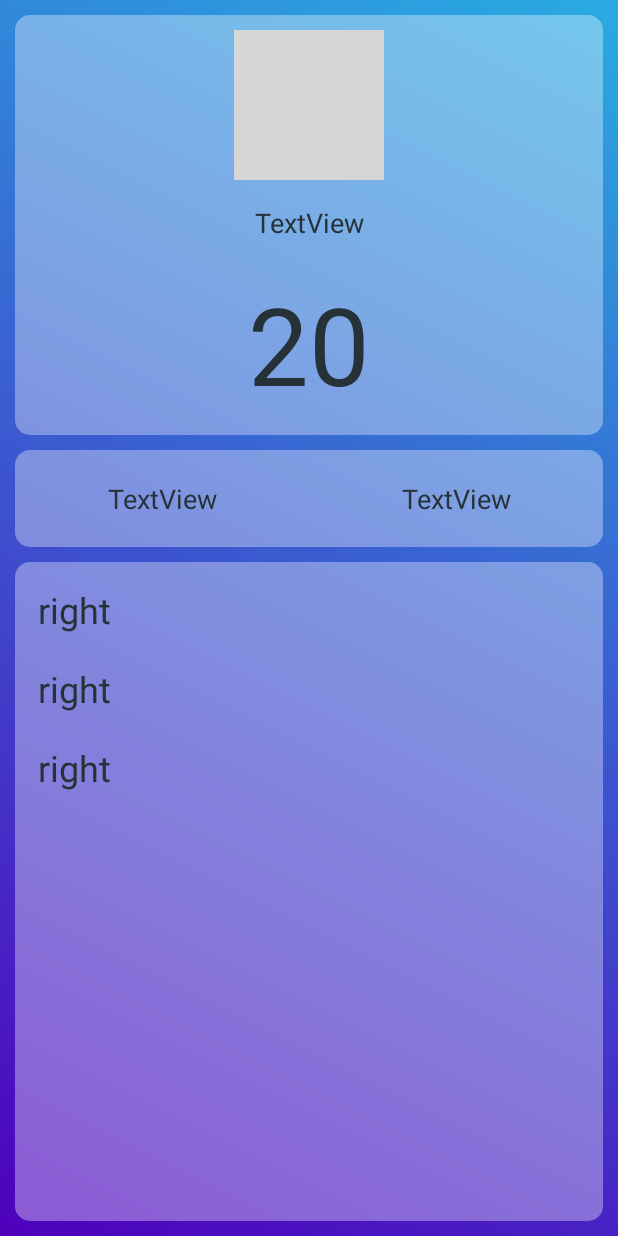
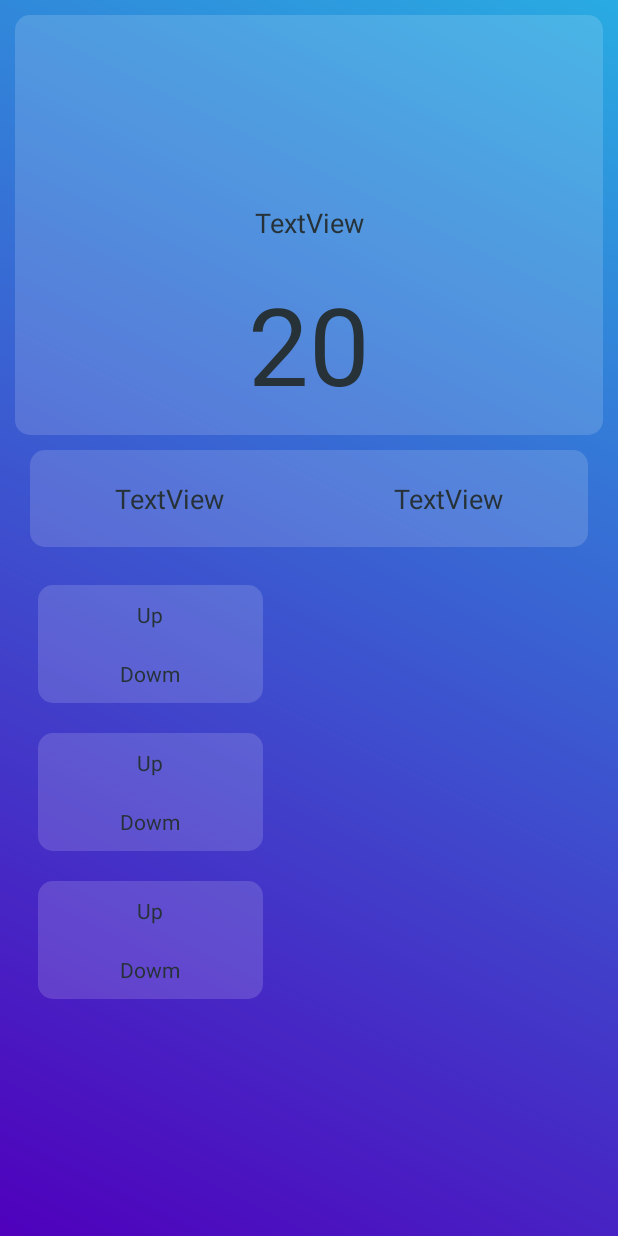
Before and after one commit to AlirezaNouri-77/simple-weather-app, an Android app: the layout detail_fragment_layout.xml on its own in the app's theme, with its tools: preview values and no code run, on a phone screen of 412 x 824 dp. Run offline under Robolectric (Android 15) with nearby library versions, the light colour scheme and no system bars; grey boxes are pictures that could not be loaded.

Commit message:
some changing

```diff
--- a/app/src/main/java/com/example/weathertest/MainActivity.java
+++ b/app/src/main/java/com/example/weathertest/MainActivity.java
@@ -264,7 +264,7 @@ public class MainActivity extends AppCompatActivity implements ForcastRecyclervi
                                 condition.setText(current_list.get(0).getDescription());
                                 cityname.setText(current_list.get(0).getCityname());
                                 clouds.setText("Cloud coverage " + current_list.get(0).getCloud() + "%");
-                                pressure.setText("Air pressure " + current_list.get(0).getPressure());
+                                pressure.setText("Average Pressure " + current_list.get(0).getPressure());
                                 currenttemp.setText(current_list.get(0).getTemp() + sharepreferenced_setting.getsymbol());
                                 Picasso.get().load(current_list.get(0).getIcon_url()).fit().into(imageView);
                                 Locale locale = new Locale("", current_list.get(0).getCountry());
@@ -327,7 +327,8 @@ public class MainActivity extends AppCompatActivity implements ForcastRecyclervi
                                     j.getString("pres"),
                                     j.getString("uv"),
                                     j.getString("vis"),
-                                    j.getString("clouds")));
+                                    j.getString("clouds"),
+                                    j.getString("pop")));
 
                         }
                         Log.d("TAG", "onResponse: " + sixtyday_forcastlist.size());
@@ -370,6 +371,7 @@ public class MainActivity extends AppCompatActivity implements ForcastRecyclervi
         bundle.putString("clouds", sixtyday_forcastlist.get(p).getClouds());
         bundle.putString("visibility", sixtyday_forcastlist.get(p).getVisibility());
         bundle.putString("pressure", sixtyday_forcastlist.get(p).getPressure());
+        bundle.putString("Probability", sixtyday_forcastlist.get(p).getRainpossibilty());
 
         detail_fragment.setArguments(bundle);
 
--- a/app/src/main/java/com/example/weathertest/recyckerview/Minute_forcastRecyclerview.java
+++ b/app/src/main/java/com/example/weathertest/recyckerview/Minute_forcastRecyclerview.java
@@ -17,11 +17,11 @@ import java.util.List;
 
 public class Minute_forcastRecyclerview extends RecyclerView.Adapter<Minute_forcastRecyclerview.Viewholder> {
 
+    Context context;
     List<minute_model> list;
-    Context context;
     sharepreferenced_setting sharepreferencedSetting;
 
-    public Minute_forcastRecyclerview(List<minute_model> list , Context context) {
+    public Minute_forcastRecyclerview(List<minute_model> list, Context context) {
         this.list = list;
         this.context = context;
         sharepreferencedSetting = new sharepreferenced_setting(context);
@@ -36,7 +36,7 @@ public class Minute_forcastRecyclerview extends RecyclerView.Adapter<Minute_forc
 
     @Override
     public void onBindViewHolder(@NonNull Viewholder holder, int position) {
-        holder.temp.setText(list.get(position).getTemp() +sharepreferencedSetting.getsymbol());
+        holder.temp.setText(list.get(position).getTemp() + sharepreferencedSetting.getsymbol());
         holder.time.setText(list.get(position).getTime());
     }
 
--- a/app/src/main/res/drawable/backgourd_main.xml
+++ b/app/src/main/res/drawable/backgourd_main.xml
@@ -1,6 +1,6 @@
 <?xml version="1.0" encoding="utf-8"?>
 <shape xmlns:android="http://schemas.android.com/apk/res/android"
     android:shape="rectangle">
-    <solid android:color="#59FFFFFF" />
+    <solid android:color="#26FFFFFF" />
     <corners android:radius="10dp" />
 </shape>
--- a/app/src/main/res/layout/detail_fragment_layout.xml
+++ b/app/src/main/res/layout/detail_fragment_layout.xml
@@ -24,10 +24,10 @@
             android:layout_width="100dp"
             android:layout_height="100dp"
             android:layout_marginTop="10dp"
+            android:background="@android:color/transparent"
             app:layout_constraintEnd_toEndOf="@+id/constraintLayout3"
             app:layout_constraintStart_toStartOf="@+id/constraintLayout3"
-            app:layout_constraintTop_toTopOf="@+id/constraintLayout3"
-            tools:srcCompat="@tools:sample/avatars" />
+            app:layout_constraintTop_toTopOf="@+id/constraintLayout3" />
 
         <TextView
             android:id="@+id/temp_detail"
@@ -63,7 +63,9 @@
         android:id="@+id/linearLayout"
         android:layout_width="match_parent"
         android:layout_height="wrap_content"
-        android:layout_margin="10dp"
+        android:layout_marginLeft="20dp"
+        android:layout_marginTop="10dp"
+        android:layout_marginRight="20dp"
         android:background="@drawable/backgourd_main"
         android:gravity="center"
         android:minHeight="60dp"
@@ -75,10 +77,10 @@
             android:id="@+id/min_detail"
             android:layout_width="wrap_content"
             android:layout_height="wrap_content"
+            android:layout_margin="20dp"
             android:layout_weight="2"
             android:gravity="center"
             android:text="TextView"
-            android:layout_margin="20dp"
             android:textColor="@color/textcolor"
             android:textSize="18sp"
             tools:layout_editor_absoluteX="55dp"
@@ -88,12 +90,12 @@
             android:id="@+id/max_detail"
             android:layout_width="wrap_content"
             android:layout_height="wrap_content"
+            android:layout_margin="20dp"
             android:layout_weight="2"
             android:gravity="center"
             android:text="TextView"
             android:textColor="@color/textcolor"
             android:textSize="18sp"
-            android:layout_margin="20dp"
             tools:layout_editor_absoluteX="257dp"
             tools:layout_editor_absoluteY="97dp" />
 
@@ -104,7 +106,6 @@
         android:layout_width="match_parent"
         android:layout_height="0dp"
         android:layout_margin="10dp"
-        android:background="@drawable/backgourd_main"
         android:orientation="vertical"
         app:layout_constraintBottom_toBottomOf="parent"
         app:layout_constraintEnd_toEndOf="parent"
@@ -117,6 +118,7 @@
             android:id="@+id/detail_rv"
             android:layout_width="match_parent"
             android:layout_height="match_parent"
+            android:layout_gravity="center_horizontal|center_vertical"
             android:layout_margin="5dp"
             tools:listitem="@layout/detail_recyclerview_layout" />
     </LinearLayout>
--- a/app/src/main/res/layout/detail_recyclerview_layout.xml
+++ b/app/src/main/res/layout/detail_recyclerview_layout.xml
@@ -1,18 +1,34 @@
 <?xml version="1.0" encoding="utf-8"?>
 <LinearLayout xmlns:android="http://schemas.android.com/apk/res/android"
-    android:layout_width="match_parent"
+    android:layout_width="150dp"
     android:layout_height="wrap_content"
-    android:orientation="horizontal">
+    android:layout_gravity="center"
+    android:layout_margin="10dp"
+    android:background="@drawable/backgourd_main"
+    android:orientation="vertical">
 
     <TextView
-        android:id="@+id/textview"
+        android:id="@+id/subject"
+        android:layout_width="match_parent"
+        android:layout_height="0dp"
+        android:layout_gravity="center"
+        android:layout_weight="2"
+        android:gravity="center"
+        android:padding="10dp"
+        android:text="Up"
+        android:textColor="@color/textcolor"
+        android:textSize="14sp" />
+
+    <TextView
+        android:id="@+id/detail"
         android:layout_width="match_parent"
         android:layout_height="wrap_content"
-        android:layout_weight="2"
-        android:gravity="left"
+        android:layout_gravity="center"
+        android:gravity="center"
         android:padding="10dp"
-        android:text="right"
+        android:text="Dowm"
         android:textColor="@color/textcolor"
-        android:textSize="24sp" />
+        android:textSize="14sp" />
+
 
 </LinearLayout>
```
Also changed, not shown: app/src/main/java/com/example/weathertest/fragment/detail_fragment.java (+22 -19 lines), app/src/main/java/com/example/weathertest/model/detail_model.java (+5 -3 lines), app/src/main/java/com/example/weathertest/model/forcast_model.java (+7 -1 lines), app/src/main/java/com/example/weathertest/recyckerview/ForcastRecyclerview.java (+12 -15 lines), app/src/main/java/com/example/weathertest/recyckerview/detail_recyclerview.java (+5 -7 lines), app/src/main/java/com/example/weathertest/util/get_weekname.java (added, +16 -0 lines), app/src/main/java/com/example/weathertest/util/sharepreferenced_setting.java (+7 -5 lines).
